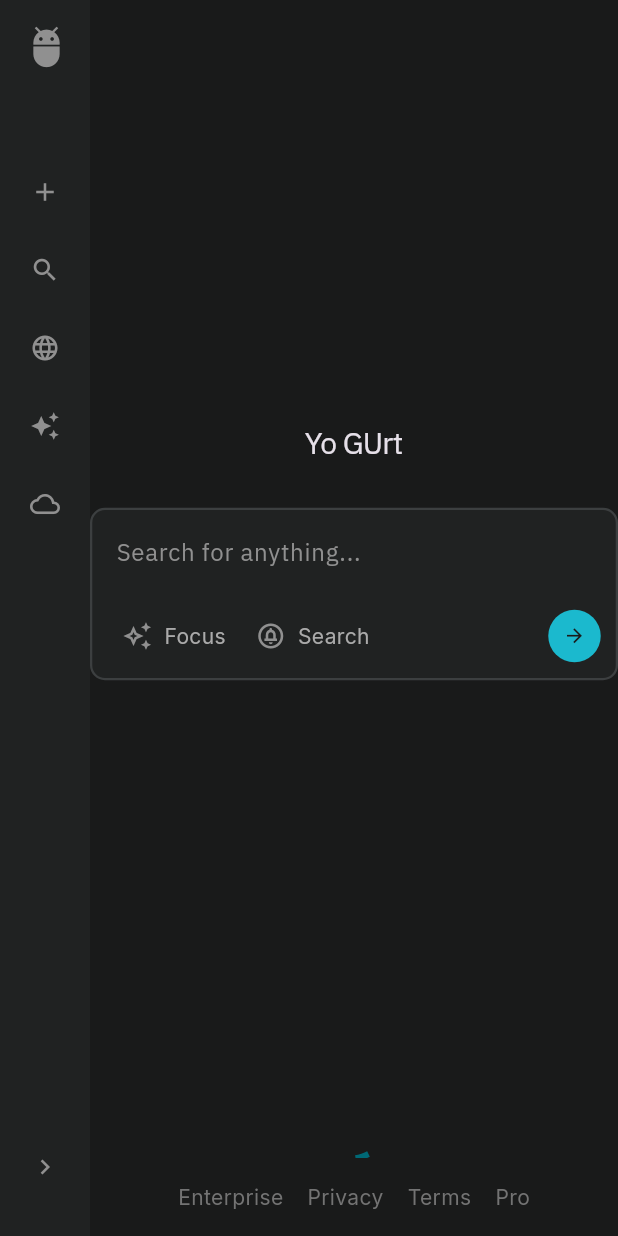
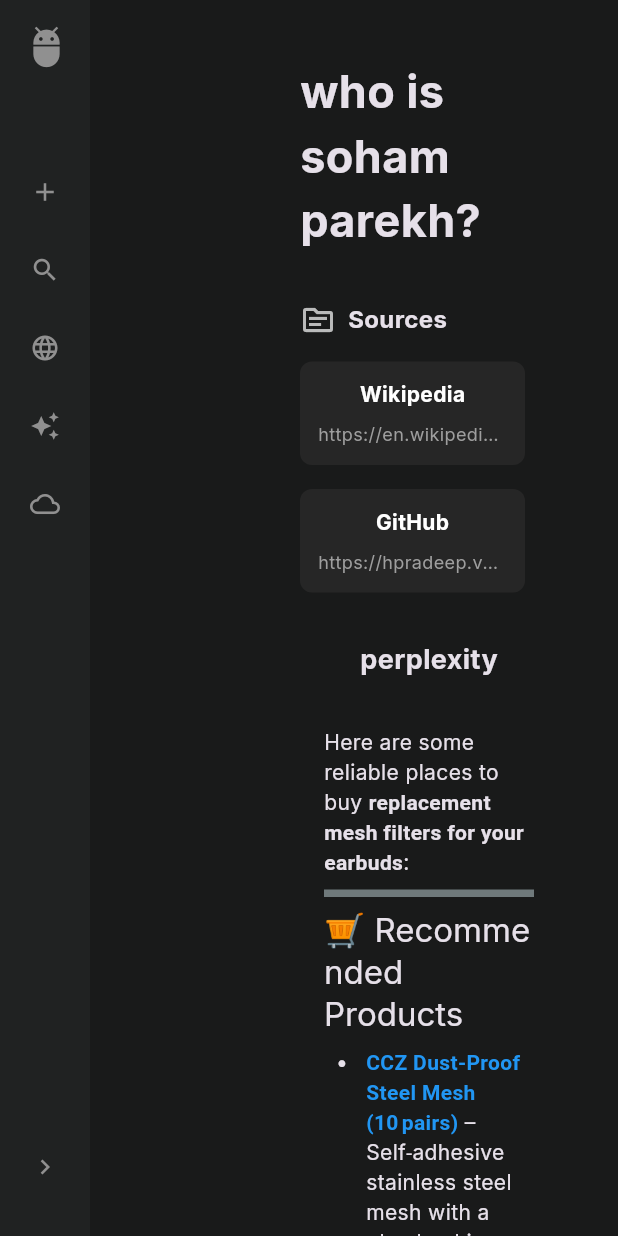
Before and after one commit to pradeepDu/AI_App, a Flutter app: the screen it shows after launch, on a phone screen of 412 x 824 dp. Run offline on Flutter 3.47's test engine with Material 3 defaults, Android fonts, the phone set to English and light mode, and no system bars; our stand-ins replace flutter_markdown_plus, google_fonts; missing offline and left inert: web_socket_client.

Commit message:
added source and answer widget with proper spacing

```diff
--- a/lib/main.dart
+++ b/lib/main.dart
@@ -2,6 +2,7 @@ import 'package:ai_app/theme/colors.dart';
 import 'package:flutter/material.dart';
 import 'package:ai_app/pages/home_page.dart';
 import 'package:google_fonts/google_fonts.dart';
+import 'package:ai_app/pages/chat_page.dart';
 
 void main() {
   runApp(const MyApp());
@@ -14,14 +15,13 @@ class MyApp extends StatelessWidget {
     return MaterialApp(
       title: 'Flutter Demo',
       theme: ThemeData(
-       scaffoldBackgroundColor:AppColors.background,
-       colorScheme:ColorScheme.fromSeed(seedColor:AppColors.submitButton),
-       textTheme: GoogleFonts.interTextTheme(
-        ThemeData.dark().textTheme,
-
-       ),
+        scaffoldBackgroundColor: AppColors.background,
+        colorScheme: ColorScheme.fromSeed(seedColor: AppColors.submitButton),
+        textTheme: GoogleFonts.interTextTheme(ThemeData.dark().textTheme),
       ),
-      home: const HomePage(),
+      home: const ChatPage(
+        question:'who is soham parekh?',
+      ),
     );
   }
 }
--- /dev/null
+++ b/lib/pages/chat_page.dart
@@ -0,0 +1,53 @@
+import 'package:ai_app/widgets/side_bar.dart';
+import 'package:ai_app/widgets/sources_section.dart';
+import 'package:flutter/material.dart';
+import 'package:ai_app/widgets/answer_section.dart';
+
+class ChatPage extends StatelessWidget {
+  final String question;
+
+  const ChatPage({super.key, required this.question});
+
+  @override
+  Widget build(BuildContext context) {
+    return Scaffold(
+      body: Row(
+        children: [
+          SideBar(),
+          const SizedBox(width: 100),
+          Expanded(
+            child: SingleChildScrollView(
+              child: Padding(
+                padding: const EdgeInsets.all(24),
+                child: Column(
+                  crossAxisAlignment:
+                      CrossAxisAlignment.start, // Align content to the left
+                  children: [
+                    // Question section with proper padding
+                    Padding(
+                      padding: const EdgeInsets.all(16.0),
+                      child: Text(
+                        question,
+                        style: TextStyle(fontSize: 30, fontWeight: FontWeight.bold),
+                      ),
+                    ),
+
+                    // Sources section with matching padding
+                    Padding(
+                      padding: const EdgeInsets.all(16.0),
+                      child: SourcesSection(),
+                    ),
+                    Padding(
+                      padding: const EdgeInsets.all(16.0),
+                      child: AnswerSection(),
+
+                )],
+                ),
+              ),
+            ),
+          ),
+        ],
+      ),
+    );
+  }
+}
--- a/lib/pages/home_page.dart
+++ b/lib/pages/home_page.dart
@@ -28,15 +28,7 @@ class _HomePageState extends State<HomePage> {
             child: Column(
               children: [
                 const Expanded(child: SearchSection()),
-                StreamBuilder(stream: ChatWebService().contentStream,
-                builder:(context,snapshot){
-                  if (snapshot.connectionState == ConnectionState.waiting) {
-                    return const Center
-                    (child: CircularProgressIndicator());
-                  }
-                  fullResponse += snapshot.data?['data'] ?? '';
-                  return Text(fullResponse);
-                }),
+
                 // Footer moved inside the Column
                 Container(
                   width: double.infinity,
--- /dev/null
+++ b/lib/widgets/answer_section.dart
@@ -0,0 +1,99 @@
+import 'package:flutter/material.dart';
+import 'package:flutter_markdown_plus/flutter_markdown_plus.dart';
+
+
+class AnswerSection extends StatefulWidget {
+  const AnswerSection({super.key});
+
+  @override
+  State<AnswerSection> createState() => _AnswerSectionState();
+}
+
+class _AnswerSectionState extends State<AnswerSection> {
+  String fullResponse = '''
+Here are some reliable places to buy **replacement mesh filters for your earbuds**:
+
+---
+
+## 🛒 Recommended Products
+
+* **[CCZ Dust‑Proof Steel Mesh (10 pairs)]()** – Self‑adhesive stainless steel mesh with a glue backing. Available in multiple sizes (\~4 mm–5 mm) for ₹770.
+* **[TENNMAK Dust‑Proof Mesh (10 pairs)]()** – Designed for models like Sony WF‑1000XM4; durable steel filters, ₹1,783.
+* **[Steel Mesh Filters (10 pairs)]()** – Larger packs, adhesive stainless steel filters via Ubuy, ₹2,093.
+
+### [CCZ Dust‑Proof Steel Mesh (10 pairs)]()
+
+#### Budget & precise
+
+*₹770.91*
+
+### [TENNMAK Dust‑Proof Mesh (10 pairs)]()
+
+#### Sony-specific option
+
+*₹1,783.15*
+
+### [Steel Mesh Filters (10 pairs)]()
+
+#### Bulk stainless mesh
+
+*₹2,093.80*
+
+---
+
+## 🌐 Other Purchase Options
+
+* **Amazon** sells **LBT 4 mm adhesive mesh packs**, compatible with brands like Skullcandy, Sennheiser, JBL → though currently out of stock ([amazon.com][1]).
+* **Walmart** offers **steel mesh with glue backing** – a dust-proof solution .
+* **Meesho (India)** sells 10 pcs of 4 mm self-adhesive steel mesh filters for ₹320–₹371 .
+* **Ubuy India** provides 20 pc multi-size mesh sets—a versatile option ([ubuy.co.in][2]).
+* **AliExpress/Alibaba** offer bulk earphone mesh filters at wholesale prices ([alibaba.com][3]).
+
+---
+
+## 🔍 Tips Before Buying
+
+1. **Measure the nozzle size** — common diameters are **4 mm**, **4.5 mm**, **4.7 mm**, **5 mm**. Choose the closest match ([amazon.com][1]).
+2. **Ensure adhesive backing** – filters with glue are easier to apply.
+3. **Match material preference** – stainless steel is durable; metal-free for neutral sound.
+
+---
+
+## ✅ Quick DIY Installation
+
+1. Clean the nozzle with isopropyl alcohol.
+2. Peel the backing and place the adhesive mesh.
+3. Press gently; reattach ear tip.
+4. Optionally use tweezers (many kits include them) ([youtube.com][4]).
+
+---
+
+## 👍 Why Replacing the Mesh is Important
+
+Without this mesh, your earbuds are exposed to dust, wax, and moisture—potentially harming the speaker and sound quality. Installing a new filter restores protection and preserves audio performance.
+
+---
+
+Let me know if you'd like direct links, help choosing the right size, or additional installation tips!
+
+[1]: https://www.amazon.com/Headphone-Compatible-Skullcandy-Sennheiser-Technica/dp/B08JHLLBLQ?utm_source=chatgpt.com "Headphone Filter Mesh 4MM 4.5MM 4.7MM 5MM Earbuds Filters ..."
+[2]: https://www.ubuy.co.in/product/FMBEKEK3M-20-pcsset-earbuds-filters-earphone-filter-mesh-earphone-protective-filters-earphone-accessories-4-sizes5mm?srsltid=AfmBOoqsWzqRLxE0-g8Fovkm_sdfTN_mL-5Vd8xglJHaOQtoG8CLNq_Q&utm_source=chatgpt.com "20 Pcs Set Earphone Filter Mesh - Protective Filters India | Ubuy"
+[3]: https://www.alibaba.com/showroom/earphone-mesh-filter.html?utm_source=chatgpt.com "Earphone Mesh Filter(68+) - Alibaba.com"
+[4]: https://www.youtube.com/watch?v=dXP8BPBawRU&utm_source=chatgpt.com "Guide: How to Replace Mesh Filters for MEE audio M6 PRO & MX ..."
+
+''';
+  @override
+  Widget build(BuildContext context) {
+    return Column(
+      children: [
+        Text(
+          'perplexity',
+          style: TextStyle(fontSize: 18, fontWeight: FontWeight.bold),
+        ),
+        const SizedBox(height: 16),
+        Markdown(data: fullResponse,
+        shrinkWrap: true,),
+      ],
+    );
+  }
+}
--- /dev/null
+++ b/lib/widgets/sources_section.dart
@@ -0,0 +1,75 @@
+import 'package:flutter/material.dart';
+import 'package:ai_app/theme/colors.dart'; // Added missing import for AppColors
+
+class SourcesSection extends StatefulWidget {
+  const SourcesSection({super.key});
+
+  @override
+  State<SourcesSection> createState() => _SourcesSectionState();
+}
+
+class _SourcesSectionState extends State<SourcesSection> {
+  List<Map<String, dynamic>> searchResults = [
+    {"title": "Wikipedia", "url": "https://en.wikipedia.org/wiki/Soham_Parekh"},
+    {"title": "GitHub", "url": "https://hpradeep.vercel.app"},
+  ];
+
+  @override
+  Widget build(BuildContext context) {
+    return Column(
+      crossAxisAlignment: CrossAxisAlignment.start,
+      children: [
+        Row(
+          children: [
+            Icon(Icons.source_outlined, color: Colors.white70),
+            SizedBox(width: 8),
+            Text(
+              "Sources",
+              style: TextStyle(fontSize: 16, fontWeight: FontWeight.bold),
+            ),
+          ],
+        ),
+        const SizedBox(height: 16),
+        Wrap(
+          spacing: 8,
+          runSpacing: 16,
+          children:
+              searchResults.map((res) {
+                return Container(
+                  width: 150,
+                  padding: EdgeInsets.all(12),
+                  decoration: BoxDecoration(
+                    color: AppColors.cardColor,
+                    borderRadius: BorderRadius.circular(8),
+                  ),
+                  child: Column(
+                    children: [
+                      Text(
+                        res["title"],
+                        style: TextStyle(
+                          fontWeight: FontWeight.bold,
+                          color: Colors.white,
+                        ),
+                        maxLines:2,
+                        overflow: TextOverflow.ellipsis,
+                      ),
+                      const SizedBox(height: 8),
+                      Text(
+                        res["url"],
+                        style: TextStyle(
+                          fontSize: 12,
+                          color: Colors.grey,
+
+                        ),
+                        maxLines:1,
+                        overflow: TextOverflow.ellipsis,
+                      ),
+                    ],
+                  ),
+                );
+              }).toList(), // Added missing .toList()
+        ),
+      ],
+    );
+  }
+}
--- a/pubspec.yaml
+++ b/pubspec.yaml
@@ -36,6 +36,8 @@ dependencies:
   cupertino_icons: ^1.0.8
   google_fonts: ^6.2.1
   web_socket_client: ^0.2.1
+  markdown: ^7.3.0
+  flutter_markdown_plus: ^1.0.3
 
 dev_dependencies:
   flutter_test:
```
Also changed, not shown: pubspec.lock.
